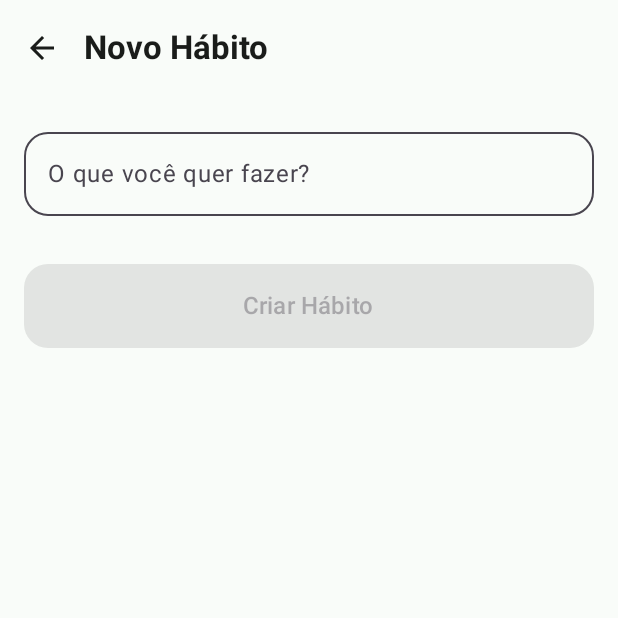
After one commit to CFSC3/Kaelo, an Android app built with Jetpack Compose: the AddEditHabitScreen screen opened through its navigation route, on a phone screen of 412 x 824 dp, the top half of it. The commit adds this screen. Run offline under Robolectric (Android 15) with nearby library versions, the phone set to English and light mode, and no system bars; our stand-ins replace Dagger/Hilt's generated code.

Commit message:
Fazendo a tela home e a tela de adicionar novos hábitos e ajustando os botões

```diff
--- /dev/null
+++ b/app/src/main/java/com/mobile/kaelo/domain/repository/HabitRepository.kt
@@ -0,0 +1,17 @@
+package com.mobile.kaelo.domain.repository
+
+import com.mobile.kaelo.data.local.entity.HabitEntity
+import com.mobile.kaelo.data.local.entity.HabitRecordEntity
+import kotlinx.coroutines.flow.Flow
+
+interface HabitRepository {
+    fun getAllActiveHabits(): Flow<List<HabitEntity>>
+    suspend fun getHabitById(id: Long): HabitEntity?
+    suspend fun insertHabit(habit: HabitEntity): Long
+    suspend fun updateHabit(habit: HabitEntity)
+    suspend fun deleteHabit(habit: HabitEntity)
+
+    fun getRecordsForHabit(habitId: Long): Flow<List<HabitRecordEntity>>
+    fun getRecordsForDate(date: String): Flow<List<HabitRecordEntity>>
+    suspend fun upsertHabitRecord(record: HabitRecordEntity)
+}
--- /dev/null
+++ b/app/src/main/java/com/mobile/kaelo/ui/components/WeekStreakRow.kt
@@ -0,0 +1,65 @@
+package com.mobile.kaelo.ui.components
+
+import androidx.compose.foundation.background
+import androidx.compose.foundation.layout.Arrangement
+import androidx.compose.foundation.layout.Box
+import androidx.compose.foundation.layout.Column
+import androidx.compose.foundation.layout.Spacer
+import androidx.compose.foundation.layout.fillMaxWidth
+import androidx.compose.foundation.layout.height
+import androidx.compose.foundation.layout.padding
+import androidx.compose.foundation.layout.size
+import androidx.compose.foundation.lazy.LazyRow
+import androidx.compose.foundation.lazy.items
+import androidx.compose.foundation.shape.CircleShape
+import androidx.compose.material3.MaterialTheme
+import androidx.compose.material3.Text
+import androidx.compose.runtime.Composable
+import androidx.compose.ui.Alignment
+import androidx.compose.ui.Modifier
+import androidx.compose.ui.draw.clip
+import androidx.compose.ui.graphics.Color
+import androidx.compose.ui.unit.dp
+import java.time.LocalDate
+import java.time.format.TextStyle
+import java.util.Locale
+
+@Composable
+fun WeekStreakRow(
+    weekDays: List<LocalDate>,
+    modifier: Modifier = Modifier
+) {
+    LazyRow(
+        modifier = modifier.fillMaxWidth(),
+        horizontalArrangement = Arrangement.SpaceEvenly
+    ) {
+        items(weekDays) { date ->
+            val isToday = date == LocalDate.now()
+
+            Column(
+                horizontalAlignment = Alignment.CenterHorizontally,
+                modifier = Modifier.padding(horizontal = 4.dp)
+            ) {
+                Text(
+                    text = date.dayOfWeek.getDisplayName(TextStyle.SHORT, Locale("pt", "BR")).uppercase(),
+                    style = MaterialTheme.typography.labelSmall,
+                    color = MaterialTheme.colorScheme.onBackground.copy(alpha = 0.6f)
+                )
+                Spacer(modifier = Modifier.height(8.dp))
+                Box(
+                    modifier = Modifier
+                        .size(40.dp)
+                        .clip(CircleShape)
+                        // Destaca o dia de hoje com o VerdeKairos. Depois ligaremos isso aos dias já concluídos.
+                        .background(if (isToday) MaterialTheme.colorScheme.primary else MaterialTheme.colorScheme.surface),
+                    contentAlignment = Alignment.Center
+                ) {
+                    Text(
+                        text = date.dayOfMonth.toString(),
+                        color = if (isToday) Color.White else MaterialTheme.colorScheme.onSurface
+                    )
+                }
+            }
+        }
+    }
+}
--- /dev/null
+++ b/app/src/main/java/com/mobile/kaelo/ui/navigation/AppNavigation.kt
@@ -0,0 +1,39 @@
+package com.mobile.kaelo.ui.navigation
+
+import android.os.Build
+import androidx.annotation.RequiresApi
+import androidx.compose.runtime.Composable
+import androidx.navigation.NavHostController
+import androidx.navigation.compose.NavHost
+import androidx.navigation.compose.composable
+import androidx.navigation.compose.rememberNavController
+import com.mobile.kaelo.ui.screens.add_edit.AddEditHabitScreen
+import com.mobile.kaelo.ui.screens.home.HomeScreen
+
+@RequiresApi(Build.VERSION_CODES.O)
+@Composable
+fun AppNavigation(
+    navController: NavHostController = rememberNavController()
+) {
+    NavHost(
+        navController = navController,
+        startDestination = Screen.Home
+    ) {
+        // Tela 1: Home
+        composable<Screen.Home> {
+            HomeScreen(
+                onNavigateToAddHabit = {
+                    navController.navigate(Screen.AddEditHabit(null))
+                }
+            )
+        }
+
+        composable<Screen.AddEditHabit> {
+            AddEditHabitScreen(
+                onNavigateBack = {
+                    navController.popBackStack()
+                }
+            )
+        }
+    }
+}
--- /dev/null
+++ b/app/src/main/java/com/mobile/kaelo/ui/navigation/Screen.kt
@@ -0,0 +1,17 @@
+package com.mobile.kaelo.ui.navigation
+
+import kotlinx.serialization.Serializable
+
+sealed interface Screen {
+    @Serializable
+    data object Home : Screen
+
+    @Serializable
+    data object Progress : Screen
+
+    @Serializable
+    data object Settings : Screen
+
+    @Serializable
+    data class AddEditHabit(val habitId: Long? = null) : Screen
+}
--- /dev/null
+++ b/app/src/main/java/com/mobile/kaelo/ui/screens/add_edit/AddEditHabitScreen.kt
@@ -0,0 +1,97 @@
+package com.mobile.kaelo.ui.screens.add_edit
+
+import androidx.compose.foundation.layout.Column
+import androidx.compose.foundation.layout.Spacer
+import androidx.compose.foundation.layout.fillMaxSize
+import androidx.compose.foundation.layout.fillMaxWidth
+import androidx.compose.foundation.layout.height
+import androidx.compose.foundation.layout.padding
+import androidx.compose.foundation.shape.RoundedCornerShape
+import androidx.compose.material.icons.Icons
+import androidx.compose.material.icons.automirrored.filled.ArrowBack
+import androidx.compose.material3.Button
+import androidx.compose.material3.ButtonDefaults
+import androidx.compose.material3.ExperimentalMaterial3Api
+import androidx.compose.material3.Icon
+import androidx.compose.material3.IconButton
+import androidx.compose.material3.MaterialTheme
+import androidx.compose.material3.OutlinedTextField
+import androidx.compose.material3.Scaffold
+import androidx.compose.material3.Text
+import androidx.compose.material3.TextFieldDefaults
+import androidx.compose.material3.TopAppBar
+import androidx.compose.material3.TopAppBarDefaults
+import androidx.compose.runtime.Composable
+import androidx.compose.runtime.getValue
+import androidx.compose.ui.Modifier
+import androidx.compose.ui.graphics.Color
+import androidx.compose.ui.text.font.FontWeight
+import androidx.compose.ui.unit.dp
+import androidx.hilt.navigation.compose.hiltViewModel
+import androidx.lifecycle.compose.collectAsStateWithLifecycle
+
+@OptIn(ExperimentalMaterial3Api::class)
+@Composable
+fun AddEditHabitScreen(
+    onNavigateBack: () -> Unit,
+    viewModel: AddEditHabitViewModel = hiltViewModel()
+) {
+    val uiState by viewModel.uiState.collectAsStateWithLifecycle()
+
+    Scaffold(
+        topBar = {
+            TopAppBar(
+                title = { Text("Novo Hábito", fontWeight = FontWeight.Bold) },
+                navigationIcon = {
+                    IconButton(onClick = onNavigateBack) {
+                        Icon(Icons.AutoMirrored.Filled.ArrowBack, contentDescription = "Voltar")
+                    }
+                },
+                colors = TopAppBarDefaults.topAppBarColors(
+                    containerColor = MaterialTheme.colorScheme.background
+                )
+            )
+        },
+        containerColor = MaterialTheme.colorScheme.background
+    ) { paddingValues ->
+        Column(
+            modifier = Modifier
+                .fillMaxSize()
+                .padding(paddingValues)
+                .padding(16.dp)
+        ) {
+            OutlinedTextField(
+                value = uiState.name,
+                onValueChange = { viewModel.onNameChange(it) },
+                label = { Text("O que você quer fazer?") },
+                modifier = Modifier.fillMaxWidth(),
+                shape = RoundedCornerShape(16.dp),
+                colors = TextFieldDefaults.colors(
+                    focusedContainerColor = Color.Transparent,
+                    unfocusedContainerColor = Color.Transparent,
+                    focusedIndicatorColor = MaterialTheme.colorScheme.primary,
+                    focusedLabelColor = MaterialTheme.colorScheme.primary
+                ),
+                singleLine = true
+            )
+
+            Spacer(modifier = Modifier.height(32.dp))
+
+            Button(
+                onClick = {
+                    viewModel.saveHabit(onSaveComplete = onNavigateBack)
+                },
+                modifier = Modifier
+                    .fillMaxWidth()
+                    .height(56.dp),
+                shape = RoundedCornerShape(16.dp),
+                colors = ButtonDefaults.buttonColors(
+                    containerColor = MaterialTheme.colorScheme.primary
+                ),
+                enabled = uiState.name.isNotBlank()
+            ) {
+                Text("Criar Hábito", fontSize = MaterialTheme.typography.titleMedium.fontSize)
+            }
+        }
+    }
+}
--- /dev/null
+++ b/app/src/main/java/com/mobile/kaelo/ui/screens/add_edit/AddEditHabitUiState.kt
@@ -0,0 +1,7 @@
+package com.mobile.kaelo.ui.screens.add_edit
+
+data class AddEditHabitUiState(
+    val name: String = "",
+    val selectedIcon: String = "star",
+    val selectedColor: String = "#43A047"
+)
--- /dev/null
+++ b/app/src/main/java/com/mobile/kaelo/ui/screens/add_edit/AddEditHabitViewModel.kt
@@ -0,0 +1,42 @@
+package com.mobile.kaelo.ui.screens.add_edit
+
+import androidx.lifecycle.ViewModel
+import androidx.lifecycle.viewModelScope
+import com.mobile.kaelo.data.local.entity.HabitEntity
+import com.mobile.kaelo.domain.repository.HabitRepository
+import dagger.hilt.android.lifecycle.HiltViewModel
+import kotlinx.coroutines.flow.MutableStateFlow
+import kotlinx.coroutines.flow.asStateFlow
+import kotlinx.coroutines.flow.update
+import kotlinx.coroutines.launch
+import javax.inject.Inject
+
+@HiltViewModel
+class AddEditHabitViewModel @Inject constructor(
+    private val repository: HabitRepository
+) : ViewModel() {
+
+    private val _uiState = MutableStateFlow(AddEditHabitUiState())
+    val uiState = _uiState.asStateFlow()
+
+    fun onNameChange(newName: String) {
+        _uiState.update { it.copy(name = newName) }
+    }
+
+    fun saveHabit(onSaveComplete: () -> Unit) {
+        val currentState = _uiState.value
+        if (currentState.name.isNotBlank()) {
+            viewModelScope.launch {
+                repository.insertHabit(
+                    HabitEntity(
+                        name = currentState.name,
+                        iconName = currentState.selectedIcon,
+                        colorHex = currentState.selectedColor
+                    )
+                )
+                // Após salvar no banco, avisa a tela para fechar e voltar
+                onSaveComplete()
+            }
+        }
+    }
+}
--- /dev/null
+++ b/app/src/main/java/com/mobile/kaelo/ui/screens/home/HomeScreen.kt
@@ -0,0 +1,120 @@
+package com.mobile.kaelo.ui.screens.home
+
+import android.os.Build
+import androidx.annotation.RequiresApi
+import androidx.compose.ui.graphics.Color
+import androidx.compose.foundation.layout.Arrangement
+import androidx.compose.foundation.layout.Column
+import androidx.compose.foundation.layout.PaddingValues
+import androidx.compose.foundation.layout.Spacer
+import androidx.compose.foundation.layout.fillMaxSize
+import androidx.compose.foundation.layout.padding
+import androidx.compose.foundation.layout.width
+import androidx.compose.foundation.lazy.LazyColumn
+import androidx.compose.foundation.lazy.items
+import androidx.compose.foundation.shape.RoundedCornerShape
+import androidx.compose.material.icons.Icons
+import androidx.compose.material.icons.filled.Add
+import androidx.compose.material3.ExperimentalMaterial3Api
+import androidx.compose.material3.FloatingActionButton
+import androidx.compose.material3.Icon
+import androidx.compose.material3.MaterialTheme
+import androidx.compose.material3.Scaffold
+import androidx.compose.material3.Surface
+import androidx.compose.material3.Text
+import androidx.compose.material3.TopAppBar
+import androidx.compose.material3.TopAppBarDefaults
+import androidx.compose.runtime.Composable
+import androidx.compose.runtime.getValue
+import androidx.compose.ui.Modifier
+import androidx.compose.ui.text.font.FontWeight
+import androidx.compose.ui.unit.dp
+import androidx.hilt.navigation.compose.hiltViewModel
+import androidx.lifecycle.compose.collectAsStateWithLifecycle
+import com.mobile.kaelo.ui.components.HabitItemCard
+import com.mobile.kaelo.ui.components.WeekStreakRow
+import java.time.LocalDate
+
+@RequiresApi(Build.VERSION_CODES.O)
+@OptIn(ExperimentalMaterial3Api::class)
+@Composable
+fun HomeScreen(
+    onNavigateToAddHabit: () -> Unit,
+    viewModel: HomeViewModel = hiltViewModel()
+) {
+    val uiState by viewModel.uiState.collectAsStateWithLifecycle()
+
+    Scaffold(
+        topBar = {
+            TopAppBar(
+                title = {
+                    Text(
+                        text = "Kaelo",
+                        fontWeight = FontWeight.Bold,
+                        color = MaterialTheme.colorScheme.onBackground
+                    )
+                },
+                actions = {
+                    // Badge de Sequência (Amarelo Aurora)
+                    Surface(
+                        shape = RoundedCornerShape(16.dp),
+                        color = MaterialTheme.colorScheme.tertiary.copy(alpha = 0.2f)
+                    ) {
+                        Text(
+                            text = "🔥 ${uiState.currentStreak} Dias",
+                            modifier = Modifier.padding(horizontal = 12.dp, vertical = 6.dp),
+                            color = MaterialTheme.colorScheme.onBackground,
+                            style = MaterialTheme.typography.labelLarge,
+                            fontWeight = FontWeight.Bold
+                        )
+                    }
+                    Spacer(modifier = Modifier.width(16.dp))
+                },
+                colors = TopAppBarDefaults.topAppBarColors(
+                    containerColor = MaterialTheme.colorScheme.background
+                )
+            )
+        },
+        floatingActionButton = {
+            FloatingActionButton(
+                onClick = onNavigateToAddHabit,
+                containerColor = MaterialTheme.colorScheme.primary // VerdeKairos
+            ) {
+                Icon(
+                    imageVector = Icons.Default.Add,
+                    contentDescription = "Novo Hábito",
+                    tint = Color.White
+                )
+            }
+        },
+        containerColor = MaterialTheme.colorScheme.background
+    ) { paddingValues ->
+        Column(
+            modifier = Modifier
+                .fillMaxSize()
+                .padding(paddingValues)
+        ) {
+
+            WeekStreakRow(
+                weekDays = uiState.currentWeekDays,
+                modifier = Modifier.padding(vertical = 16.dp)
+            )
+
+            LazyColumn(
+                modifier = Modifier.fillMaxSize(),
+                contentPadding = PaddingValues(16.dp),
+                verticalArrangement = Arrangement.spacedBy(12.dp)
+            ) {
+                items(uiState.habits) { habit ->
+                    HabitItemCard(
+                        habit = habit,
+                        isCompleted = uiState.completedHabitIds.contains(habit.id),
+                        onToggle = { isChecked ->
+                            viewModel.onToggleHabit(habit.id, LocalDate.now(), isChecked)
+                        }
+                    )
+                }
+            }
+        }
+    }
+}
--- /dev/null
+++ b/app/src/main/java/com/mobile/kaelo/ui/screens/home/HomeUiState.kt
@@ -0,0 +1,12 @@
+package com.mobile.kaelo.ui.screens.home
+
+import com.mobile.kaelo.data.local.entity.HabitEntity
+import java.time.LocalDate
+
+data class HomeUiState(
+    val isLoading: Boolean = true,
+    val habits: List<HabitEntity> = emptyList(),
+    val currentWeekDays: List<LocalDate> = emptyList(),
+    val currentStreak: Int = 0,
+    val completedHabitIds: Set<Long> = emptySet()
+)
--- /dev/null
+++ b/app/src/main/java/com/mobile/kaelo/ui/screens/home/HomeViewMode.kt
@@ -0,0 +1,75 @@
+package com.mobile.kaelo.ui.screens.home
+
+import android.os.Build
+import androidx.annotation.RequiresApi
+import androidx.lifecycle.ViewModel
+import androidx.lifecycle.viewModelScope
+import com.mobile.kaelo.data.local.entity.HabitRecordEntity
+import com.mobile.kaelo.domain.repository.HabitRepository
+import dagger.hilt.android.lifecycle.HiltViewModel
+import kotlinx.coroutines.flow.MutableStateFlow
+import kotlinx.coroutines.flow.StateFlow
+import kotlinx.coroutines.flow.asStateFlow
+import kotlinx.coroutines.flow.catch
+import kotlinx.coroutines.flow.combine
+import kotlinx.coroutines.flow.update
+import kotlinx.coroutines.launch
+import java.time.LocalDate
+import javax.inject.Inject
+
+@RequiresApi(Build.VERSION_CODES.O)
+@HiltViewModel
+class HomeViewModel @Inject constructor(
+    private val repository: HabitRepository
+) : ViewModel() {
+
+    private val _uiState = MutableStateFlow(HomeUiState())
+    val uiState: StateFlow<HomeUiState> = _uiState.asStateFlow()
+
+    init {
+        loadHomeData()
+    }
+
+    private fun loadHomeData() {
+        val today = LocalDate.now()
+        val weekDays = (0..6).map { today.minusDays(3L).plusDays(it.toLong()) }
+        val todayStr = today.toString()
+
+        _uiState.update { it.copy(currentWeekDays = weekDays) }
+
+        viewModelScope.launch {
+            // Combine junta a lista de hábitos com a lista de marcações de hoje
+            combine(
+                repository.getAllActiveHabits(),
+                repository.getRecordsForDate(todayStr)
+            ) { habitsList, recordsList ->
+                // Filtra apenas os IDs dos hábitos que estão marcados como concluídos hoje
+                val completedIds = recordsList
+                    .filter { it.isCompleted }
+                    .map { it.habitId }
+                    .toSet()
+
+                _uiState.update {
+                    it.copy(
+                        habits = habitsList,
+                        completedHabitIds = completedIds,
+                        isLoading = false
+                    )
+                }
+            }.catch {
+                // Tratar erros futuros aqui
+            }.collect { }
+        }
+    }
+
+    fun onToggleHabit(habitId: Long, date: LocalDate, isCompleted: Boolean) {
+        viewModelScope.launch {
+            val record = HabitRecordEntity(
+                habitId = habitId,
+                date = date.toString(),
+                isCompleted = isCompleted
+            )
+            repository.upsertHabitRecord(record)
+        }
+    }
+}
--- a/gradle.properties
+++ b/gradle.properties
@@ -17,3 +17,4 @@ org.gradle.jvmargs=-Xmx2048m -Dfile.encoding=UTF-8
 org.gradle.configuration-cache=true
 # Kotlin code style for this project: "official" or "obsolete":
 kotlin.code.style=official
+android.disallowKotlinSourceSets=false
```
Also changed, not shown: app/src/main/AndroidManifest.xml (+4 -5 lines), app/src/main/java/com/mobile/kaelo/KaeloApplication.kt (added, +7 -0 lines), app/src/main/java/com/mobile/kaelo/MainActivity.kt (+4 -29 lines), app/src/main/java/com/mobile/kaelo/data/local/entity/HabitRepositoryImpl.kt (added, +47 -0 lines), app/src/main/java/com/mobile/kaelo/di/DatabaseModule.kt (added, +45 -0 lines), app/src/main/java/com/mobile/kaelo/di/RepositoryModule.kt (added, +20 -0 lines), app/src/main/java/com/mobile/kaelo/ui/components/HabitItemCard.kt (added, +68 -0 lines).
